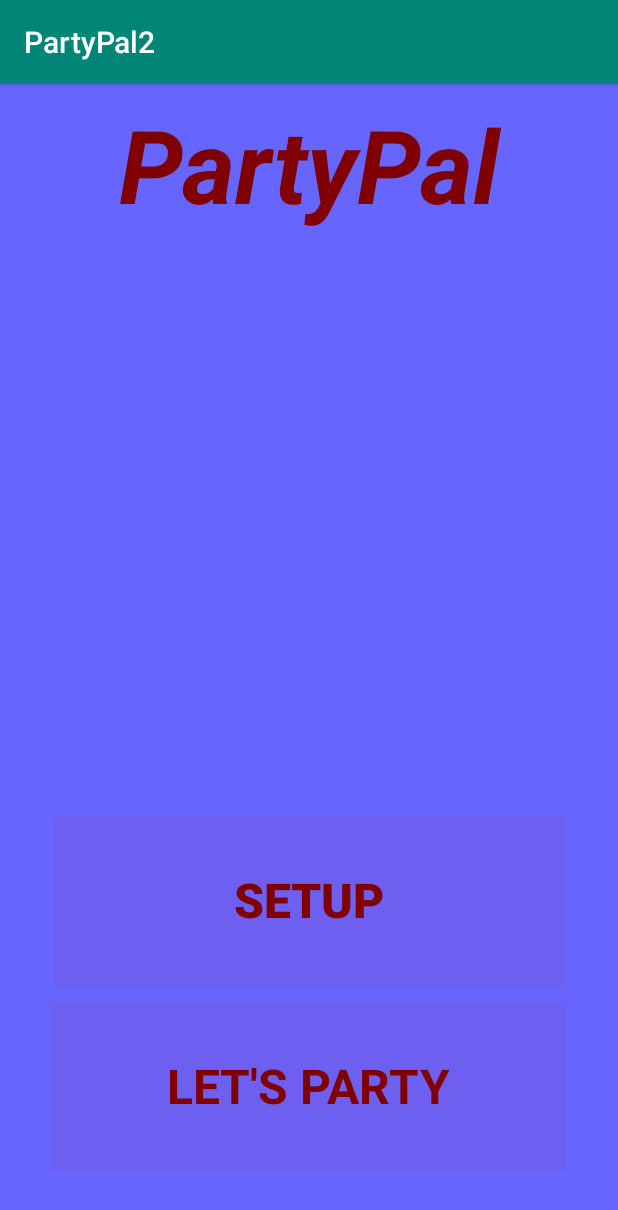
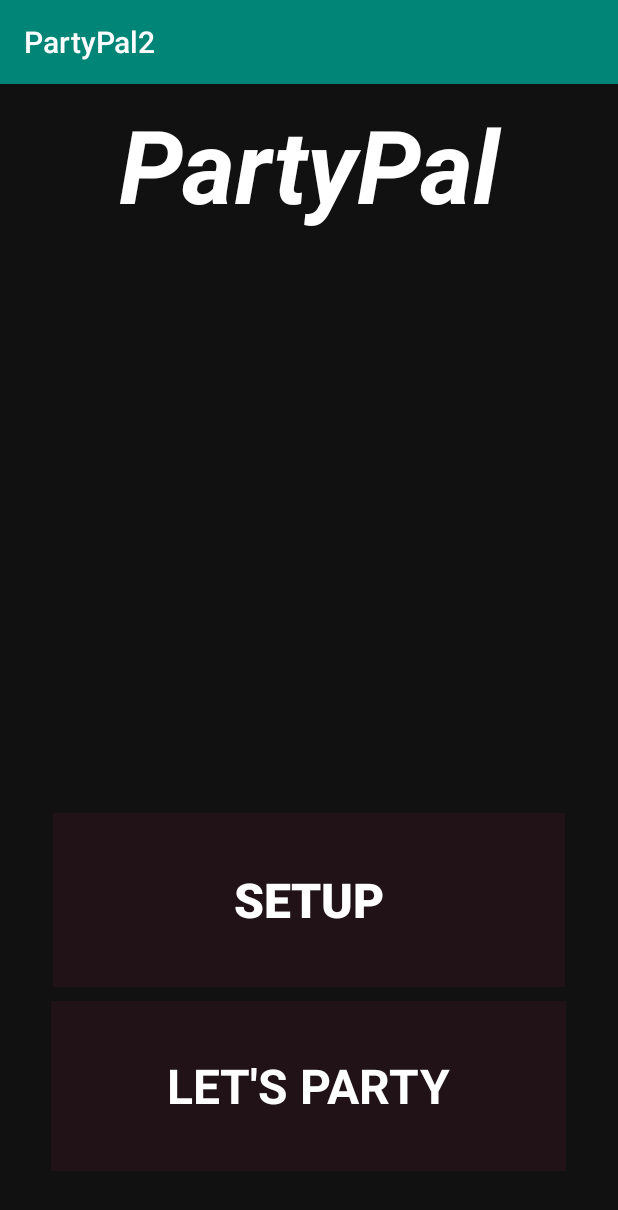
Before and after one commit to bengw99/PartyPal2, an Android app: the screen it shows after launch (MainActivity), on a phone screen of 412 x 824 dp. Shown: the top 1210 px of the screen. Run offline under Robolectric (Android 15) with nearby library versions, the phone set to English and light mode, and no system bars; Roboto replaces fonts that are not available here.

```diff
--- a/app/src/main/res/layout/activity_main.xml
+++ b/app/src/main/res/layout/activity_main.xml
@@ -9,7 +9,7 @@
     <RelativeLayout
         android:layout_width="match_parent"
         android:layout_height="match_parent"
-        android:background="#6666ff"
+        android:background="#111111"
         tools:context=".MainActivity">
 
         <!-- The primary full-screen view. This can be replaced with whatever view
@@ -50,7 +50,7 @@
                 android:backgroundTint="@color/colorAccent"
                 android:elevation="?attr/dialogPreferredPadding"
                 android:text="Setup"
-                android:textColor="#800000"
+                android:textColor="#FFFFFF"
                 android:textSize="32dp"
                 android:textStyle="bold"
                 android:visibility="visible" />
@@ -75,7 +75,7 @@
                 android:elevation="?attr/dialogPreferredPadding"
                 android:fontFamily="sans-serif"
                 android:text="Let's Party"
-                android:textColor="#800000"
+                android:textColor="#FFFFFF"
                 android:textSize="32dp"
                 android:textStyle="bold"
                 android:visibility="visible" />
@@ -92,7 +92,7 @@
             android:fontFamily="sans-serif"
             android:gravity="center"
             android:text="PartyPal"
-            android:textColor="#800000"
+            android:textColor="#FFFFFF"
             android:textSize="68dp"
             android:textStyle="bold|italic"
             android:typeface="monospace" />
```
